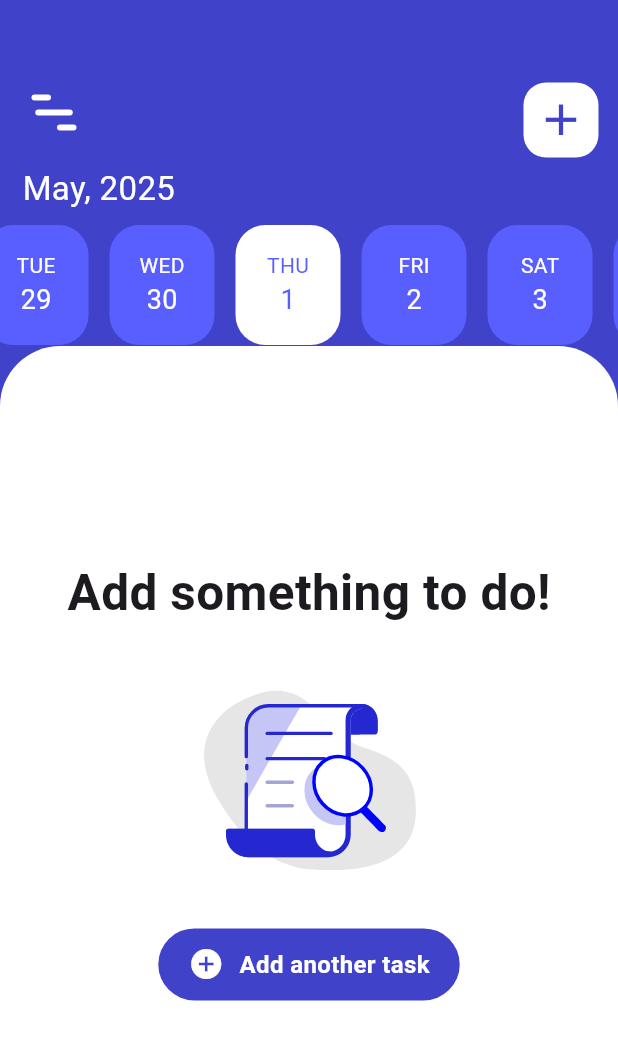
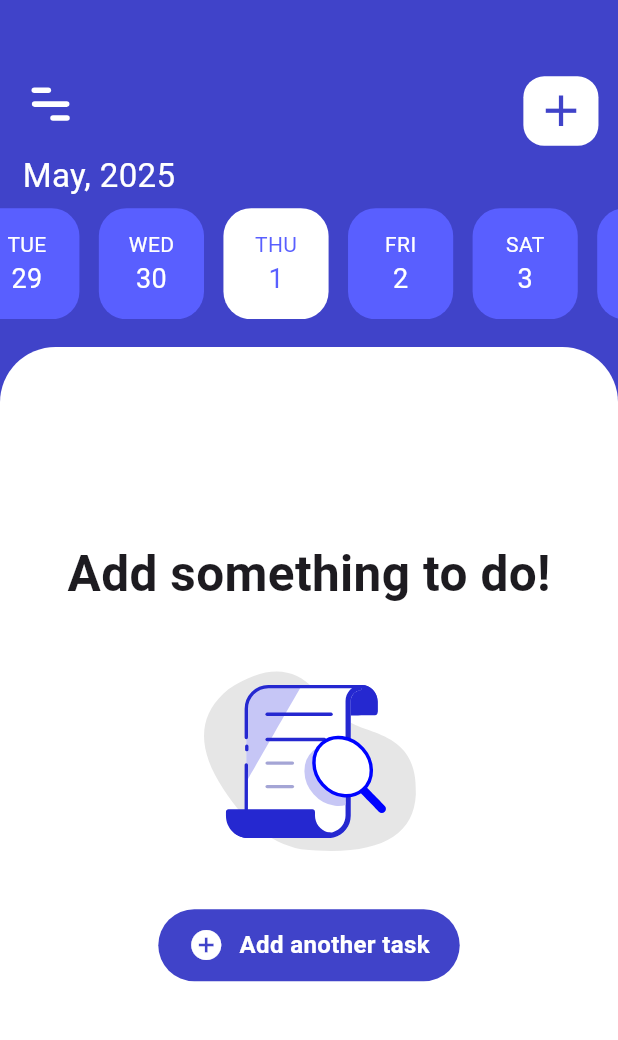
Before and after one commit to LocTime1/coursework, a Flutter app: the screen it shows after launch, on a phone screen of 412 x 824 dp. Shown: the top 1040 px of the screen. Run offline on Flutter 3.47's test engine with Material 3 defaults, Android fonts, the phone set to English and light mode, and no system bars; our stand-ins replace auto_size_text, flutter_screenutil, lottie, sqflite; accounts and stored records are empty.

Commit message:
сделал адаптивный дизайн

```diff
--- a/lib/main.dart
+++ b/lib/main.dart
@@ -2,6 +2,7 @@
 
 import 'package:coursework/notesScreen.dart';
 import 'package:coursework/widgets/TasksScreen/anotherDatesWidget.dart';
+import 'package:flutter_screenutil/flutter_screenutil.dart';
 
 import 'addTaskSreen.dart';
 import 'package:flutter/material.dart';
@@ -18,10 +19,12 @@ void main() {
 class MyApp extends StatelessWidget {
   @override
   Widget build(BuildContext context) {
-    return MaterialApp(
-      debugShowCheckedModeBanner: false,
-      home: HomeScreen(),
-    );
+    return ScreenUtilInit(
+        designSize: Size(411.4, 890.3),
+        builder: (context, child) => MaterialApp(
+              debugShowCheckedModeBanner: false,
+              home: HomeScreen(),
+            ));
   }
 }
 
@@ -44,6 +47,8 @@ class _HomeScreenState extends State<HomeScreen> {
     DateTime now = DateTime.now();
     int year = now.year;
     String monthName = DateFormat('MMMM').format(now);
+    print(MediaQuery.of(context).size);
+
     return Scaffold(
       body: Stack(
         children: [
@@ -53,35 +58,35 @@ class _HomeScreenState extends State<HomeScreen> {
             color: Color.fromRGBO(64, 67, 201, 1),
           ),
           Positioned(
-            top: MediaQuery.of(context).size.height * 0.28,
+            top: 250.h,
             left: 0,
             right: 0,
             child: Container(
               width: double.infinity,
-              height: MediaQuery.of(context).size.height * 0.72,
+              height: 641.h,
               decoration: BoxDecoration(
                 color: Colors.white,
                 borderRadius: BorderRadius.only(
-                  topLeft: Radius.circular(40),
-                  topRight: Radius.circular(40),
+                  topLeft: Radius.circular(40.r),
+                  topRight: Radius.circular(40.r),
                 ),
               ),
             ),
           ),
           Positioned(
-            top: 45,
-            left: 6,
+            top: 45.h,
+            left: 6.w,
             child: Builder(
               builder: (context) => Material(
                 color: Colors.transparent,
                 child: InkWell(
-                  borderRadius: BorderRadius.circular(12),
+                  borderRadius: BorderRadius.circular(12.r),
                   onTap: () {
                     Scaffold.of(context).openDrawer();
                   },
                   child: Container(
-                    width: 60,
-                    height: 60,
+                    width: 60.h,
+                    height: 60.w,
                     child: const MenuButton(),
                   ),
                 ),
@@ -89,8 +94,8 @@ class _HomeScreenState extends State<HomeScreen> {
             ),
           ),
           Positioned(
-              top: 55,
-              right: 13,
+              top: 55.h,
+              right: 13.w,
               child: GestureDetector(
                   onTap: () {
                     Navigator.push(
@@ -106,17 +111,17 @@ class _HomeScreenState extends State<HomeScreen> {
                   },
                   child: AddButton())),
           Positioned(
-            top: 110,
-            left: 15,
+            top: 110.h,
+            left: 15.w,
             child: Text("$monthName, $year",
-                style: TextStyle(color: Colors.white, fontSize: 22)),
+                style: TextStyle(color: Colors.white, fontSize: 22.sp)),
           ),
           Positioned(
-            top: 150,
+            top: 150.h,
             left: 0,
             right: 0,
             child: SizedBox(
-              height: 80,
+              height: 80.h,
               child: widget.isAnotherDate == null
                   ? DatesWidget(
                       initialDate: _selectedDate,
@@ -130,9 +135,9 @@ class _HomeScreenState extends State<HomeScreen> {
             ),
           ),
           Positioned(
-              top: MediaQuery.of(context).size.height * 0.33,
-              left: 10,
-              right: 10,
+              top: 280.h,
+              left: 10.w,
+              right: 10.w,
               child: TasksWidget(
                 key: _tasksWidgetKey,
                 selectedDate: _selectedDate,
@@ -141,7 +146,7 @@ class _HomeScreenState extends State<HomeScreen> {
         ],
       ),
       drawer: SizedBox(
-        width: 70,
+        width: 70.h,
         child: Drawer(
           child: Container(
             color: Color(0xFF4043C9),
@@ -149,7 +154,7 @@ class _HomeScreenState extends State<HomeScreen> {
               padding: EdgeInsets.zero,
               children: [
                 SizedBox(
-                  height: 70,
+                  height: 70.h,
                 ),
                 _buildDrawerItem(Icons.task, 1, isSelected: true),
                 _buildDrawerItem(Icons.alarm, 2),
@@ -165,12 +170,12 @@ class _HomeScreenState extends State<HomeScreen> {
 
   Widget _buildDrawerItem(IconData icon, int ind, {bool isSelected = false}) {
     return Padding(
-      padding: const EdgeInsets.symmetric(vertical: 6.0),
+      padding: EdgeInsets.symmetric(vertical: 6.h),
       child: Container(
         decoration: BoxDecoration(
           color:
               isSelected ? Colors.white.withOpacity(0.15) : Colors.transparent,
-          borderRadius: BorderRadius.circular(12),
+          borderRadius: BorderRadius.circular(12.r),
         ),
         child: IconButton(
           onPressed: () {
@@ -183,7 +188,7 @@ class _HomeScreenState extends State<HomeScreen> {
           },
           icon: Icon(
             icon,
-            size: 30,
+            size: 30.sp,
             color: Colors.white,
           ),
         ),
--- a/lib/widgets/AddTaskScreenWidget/AddTaskName.dart
+++ b/lib/widgets/AddTaskScreenWidget/AddTaskName.dart
@@ -1,6 +1,7 @@
 // ignore_for_file: file_names, prefer_const_constructors_in_immutables, use_key_in_widget_constructors, prefer_const_constructors
 
 import 'package:flutter/material.dart';
+import 'package:flutter_screenutil/flutter_screenutil.dart';
 
 class AddTaskName extends StatefulWidget {
   final TextEditingController controller;
@@ -26,11 +27,12 @@ class _AddTaskNameState extends State<AddTaskName> {
             filled: true,
             fillColor: Color.fromRGBO(242, 242, 242, 1),
             border: OutlineInputBorder(
-              borderRadius: BorderRadius.circular(20),
+              borderRadius: BorderRadius.circular(20.r),
               borderSide: BorderSide.none,
             ),
             isDense: true,
-            contentPadding: EdgeInsets.symmetric(horizontal: 16, vertical: 18),
+            contentPadding:
+                EdgeInsets.symmetric(horizontal: 16.w, vertical: 18.h),
           ),
         ));
   }
--- a/lib/widgets/DatesWidget.dart
+++ b/lib/widgets/DatesWidget.dart
@@ -6,6 +6,7 @@ import 'package:auto_size_text/auto_size_text.dart';
 import 'package:coursework/main.dart';
 import 'package:flutter/material.dart';
 import 'package:intl/intl.dart';
+import 'package:flutter_screenutil/flutter_screenutil.dart';
 
 class DatesWidget extends StatefulWidget {
   final DateTime? initialDate;
@@ -51,7 +52,7 @@ class _DatesWidgetState extends State<DatesWidget> {
     WidgetsBinding.instance.addPostFrameCallback((_) {
       if (_scrollController.hasClients) {
         double offset =
-            todayIndex * 86.0 - MediaQuery.of(context).size.width / 2 + 70.0;
+            todayIndex * 86.w - MediaQuery.of(context).size.width / 2 + 70.w;
         _scrollController.animateTo(offset,
             duration: Duration(milliseconds: 300), curve: Curves.easeInOut);
       }
@@ -103,21 +104,21 @@ class _DatesWidgetState extends State<DatesWidget> {
             }
           },
           child: Container(
-            width: 100,
-            height: 100,
-            margin: EdgeInsets.symmetric(horizontal: 7),
+            width: 100.w,
+            height: 100.h,
+            margin: EdgeInsets.symmetric(horizontal: 7.w),
             decoration: BoxDecoration(
               color: Color.fromRGBO(89, 95, 255, 1),
               borderRadius: BorderRadius.circular(20),
             ),
             child: Center(
               child: SizedBox(
-                height: 90,
-                width: 85,
+                height: 90.h,
+                width: 85.w,
                 child: Center(
                   child: AutoSizeText(
                     "Choose date",
-                    style: TextStyle(color: Colors.white, fontSize: 17),
+                    style: TextStyle(color: Colors.white, fontSize: 17.sp),
                     textAlign: TextAlign.center,
                     maxLines: 2,
                     overflow: TextOverflow.visible,
@@ -140,12 +141,12 @@ class _DatesWidgetState extends State<DatesWidget> {
         widget.onDateSelected(date);
       },
       child: Container(
-        width: 70,
-        height: 100,
-        margin: EdgeInsets.symmetric(horizontal: 7),
+        width: 70.w,
+        height: 100.h,
+        margin: EdgeInsets.symmetric(horizontal: 7.h),
         decoration: BoxDecoration(
           color: isSelected ? Colors.white : Color.fromRGBO(89, 95, 255, 1),
-          borderRadius: BorderRadius.circular(20),
+          borderRadius: BorderRadius.circular(20.r),
         ),
         child: Column(
           mainAxisAlignment: MainAxisAlignment.center,
@@ -155,7 +156,7 @@ class _DatesWidgetState extends State<DatesWidget> {
               style: TextStyle(
                 color:
                     isSelected ? Color.fromRGBO(89, 95, 255, 1) : Colors.white,
-                fontSize: 14,
+                fontSize: 14.sp,
               ),
             ),
             Text(
@@ -163,7 +164,7 @@ class _DatesWidgetState extends State<DatesWidget> {
               style: TextStyle(
                 color:
                     isSelected ? Color.fromRGBO(89, 95, 255, 1) : Colors.white,
-                fontSize: 18,
+                fontSize: 18.sp,
               ),
             ),
           ],
--- a/lib/widgets/TasksScreen/addButtonWidget.dart
+++ b/lib/widgets/TasksScreen/addButtonWidget.dart
@@ -1,6 +1,7 @@
 // ignore_for_file: prefer_const_constructors, file_names
 
 import 'package:flutter/material.dart';
+import 'package:flutter_screenutil/flutter_screenutil.dart';
 
 class AddButton extends StatelessWidget {
   const AddButton({super.key});
@@ -8,14 +9,14 @@ class AddButton extends StatelessWidget {
   @override
   Widget build(BuildContext context) {
     return Container(
-      width: 50,
-      height: 50,
+      width: 50.w,
+      height: 50.h,
       decoration: BoxDecoration(
-          color: Colors.white, borderRadius: BorderRadius.circular(15)),
+          color: Colors.white, borderRadius: BorderRadius.circular(15.r)),
       child: Icon(
         Icons.add,
         color: Color.fromRGBO(64, 67, 201, 1),
-        size: 35,
+        size: 35.sp,
       ),
     );
   }
--- a/lib/widgets/TasksScreen/menuButtonWidget.dart
+++ b/lib/widgets/TasksScreen/menuButtonWidget.dart
@@ -1,6 +1,7 @@
 // ignore_for_file: file_names, sized_box_for_whitespace
 
 import 'package:flutter/material.dart';
+import 'package:flutter_screenutil/flutter_screenutil.dart';
 
 class MenuButton extends StatelessWidget {
   const MenuButton({super.key});
@@ -8,25 +9,25 @@ class MenuButton extends StatelessWidget {
   @override
   Widget build(BuildContext context) {
     return Container(
-        width: 60,
-        height: 80,
+        width: 60.w,
+        height: 80.h,
         child: Stack(
           alignment: Alignment.center,
           children: [
-            Positioned(top: 18, left: 15, child: _line()),
-            Positioned(top: 28, child: _line(longer: true)),
-            Positioned(top: 38, right: 15, child: _line()),
+            Positioned(top: 18.h, left: 15.w, child: _line()),
+            Positioned(top: 28.h, child: _line(longer: true)),
+            Positioned(top: 38.h, right: 15.w, child: _line()),
           ],
         ));
   }
 
   Widget _line({bool longer = false}) {
     return Container(
-      width: longer ? 25 : 13,
-      height: 4,
+      width: longer ? 25.w : 13.w,
+      height: 4.h,
       decoration: BoxDecoration(
         color: Colors.white,
-        borderRadius: BorderRadius.circular(2),
+        borderRadius: BorderRadius.circular(2.r),
       ),
     );
   }
--- a/pubspec.yaml
+++ b/pubspec.yaml
@@ -37,6 +37,7 @@ dependencies:
   lottie: ^2.2.0
   auto_size_text: ^3.0.0
   flutter_staggered_grid_view: ^0.6.2
+  flutter_screenutil: ^5.8.4
 
 dev_dependencies:
   flutter_test:
```
Also changed, not shown: lib/AddTaskSreen.dart (+38 -37 lines), lib/widgets/AddTaskScreenWidget/ChooseDateWidget.dart (+8 -7 lines), lib/widgets/AddTaskScreenWidget/ColorButton.dart (+5 -4 lines), lib/widgets/AddTaskScreenWidget/MonthScrollWidget.dart (+6 -5 lines), lib/widgets/AddTaskScreenWidget/MyTimeWidget.dart (+6 -5 lines), lib/widgets/AddTaskScreenWidget/backButtonWidget.dart (+4 -3 lines), lib/widgets/TasksScreen/anotherDatesWidget.dart (+15 -14 lines), lib/widgets/TasksScreen/tasksWidget.dart (+32 -30 lines), pubspec.lock.
